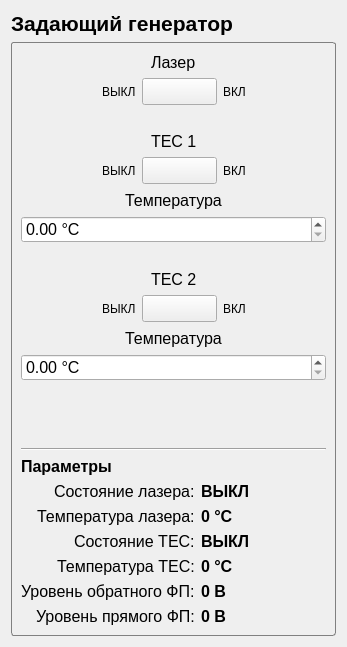
Old version of the form generator_panel.ui in the repository bulkanul/EVO_YFL_1064_GUI_coherent2.
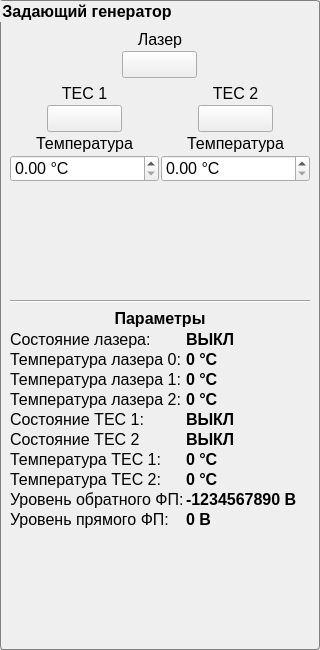
New version of the form. Icons and pictures are not drawn.

Diff of the .ui file:
```diff
--- a/generator_panel.ui
+++ b/generator_panel.ui
@@ -6,10 +6,22 @@
    <rect>
     <x>0</x>
     <y>0</y>
-    <width>347</width>
-    <height>647</height>
+    <width>320</width>
+    <height>650</height>
    </rect>
   </property>
+  <property name="minimumSize">
+   <size>
+    <width>320</width>
+    <height>0</height>
+   </size>
+  </property>
+  <property name="maximumSize">
+   <size>
+    <width>320</width>
+    <height>16777215</height>
+   </size>
+  </property>
   <property name="windowTitle">
    <string>Form</string>
   </property>
@@ -20,50 +32,61 @@
  } </string>
   </property>
   <layout class="QVBoxLayout" name="verticalLayout">
-   <item>
-    <widget class="QLabel" name="label">
-     <property name="sizePolicy">
-      <sizepolicy hsizetype="Preferred" vsizetype="Maximum">
-       <horstretch>0</horstretch>
-       <verstretch>0</verstretch>
-      </sizepolicy>
-     </property>
-     <property name="font">
-      <font>
-       <family>Arial</family>
-       <pointsize>16</pointsize>
-       <weight>75</weight>
-       <bold>true</bold>
-      </font>
-     </property>
-     <property name="text">
-      <string>Задающий генератор</string>
-     </property>
-    </widget>
-   </item>
+   <property name="spacing">
+    <number>2</number>
+   </property>
+   <property name="leftMargin">
+    <number>0</number>
+   </property>
+   <property name="topMargin">
+    <number>0</number>
+   </property>
+   <property name="rightMargin">
+    <number>0</number>
+   </property>
+   <property name="bottomMargin">
+    <number>0</number>
+   </property>
    <item>
     <widget class="QGroupBox" name="groupBox">
+     <property name="font">
+      <font>
+       <family>Arial</family>
+       <pointsize>12</pointsize>
+       <weight>75</weight>
+       <bold>true</bold>
+      </font>
+     </property>
      <property name="title">
-      <string/>
+      <string>Задающий генератор</string>
      </property>
      <layout class="QVBoxLayout" name="verticalLayout_2">
+      <property name="leftMargin">
+       <number>9</number>
+      </property>
+      <property name="topMargin">
+       <number>9</number>
+      </property>
+      <property name="rightMargin">
+       <number>9</number>
+      </property>
+      <property name="bottomMargin">
+       <number>9</number>
+      </property>
+      <item>
+       <widget class="QLabel" name="label">
+        <property name="text">
+         <string/>
+        </property>
+       </widget>
+      </item>
       <item>
        <layout class="QVBoxLayout" name="verticalLayout_4">
+        <property name="spacing">
+         <number>2</number>
+        </property>
         <item>
          <layout class="QHBoxLayout" name="horizontalLayout_8">
-          <item>
-           <spacer name="horizontalSpacer_14">
-            <property name="orientation">
-             <enum>Qt::Horizontal</enum>
-            </property>
-            <property name="sizeHint" stdset="0">
-             <size>
-              <width>40</width>
-              <height>20</height>
-             </size>
-            </property>
-           </spacer>
-          </item>
           <item>
            <widget class="QLabel" name="label_5">
             <property name="font">
@@ -75,45 +98,15 @@
             <property name="text">
              <string>Лазер</string>
             </property>
+            <property name="alignment">
+             <set>Qt::AlignCenter</set>
+            </property>
            </widget>
           </item>
-          <item>
-           <spacer name="horizontalSpacer_13">
-            <property name="orientation">
-             <enum>Qt::Horizontal</enum>
-            </property>
-            <property name="sizeHint" stdset="0">
-             <size>
-              <width>40</width>
-              <height>20</height>
-             </size>
-            </property>
-           </spacer>
-          </item>
          </layout>
         </item>
         <item>
          <layout class="QHBoxLayout" name="horizontalLayout_2">
-          <item>
-           <spacer name="horizontalSpacer_3">
-            <property name="orientation">
-             <enum>Qt::Horizontal</enum>
-            </property>
-            <property name="sizeHint" stdset="0">
-             <size>
-              <width>40</width>
-              <height>20</height>
-             </size>
-            </property>
-           </spacer>
-          </item>
-          <item>
-           <widget class="QLabel" name="label_6">
-            <property name="text">
-             <string>ВЫКЛ</string>
-            </property>
-           </widget>
-          </item>
           <item>
            <widget class="QPushButton" name="pb_laser_onoff">
             <property name="minimumSize">
@@ -156,56 +149,24 @@
             <property name="text">
              <string/>
             </property>
-           </widget>
-          </item>
-          <item>
-           <widget class="QLabel" name="label_7">
-            <property name="text">
-             <string>ВКЛ</string>
+            <property name="checkable">
+             <bool>true</bool>
             </property>
            </widget>
           </item>
-          <item>
-           <spacer name="horizontalSpacer_4">
-            <property name="orientation">
-             <enum>Qt::Horizontal</enum>
-            </property>
-            <property name="sizeHint" stdset="0">
-             <size>
-              <width>40</width>
-              <height>20</height>
-             </size>
-            </property>
-           </spacer>
-          </item>
          </layout>
         </item>
        </layout>
       </item>
       <item>
-       <widget class="QLabel" name="label_20">
-        <property name="text">
-         <string/>
+       <layout class="QHBoxLayout" name="horizontalLayout_12">
+        <property name="spacing">
+         <number>2</number>
         </property>
-       </widget>
-      </item>
       <item>
        <layout class="QVBoxLayout" name="verticalLayout_3">
         <item>
          <layout class="QHBoxLayout" name="horizontalLayout_5">
-          <item>
-           <spacer name="horizontalSpacer_7">
-            <property name="orientation">
-             <enum>Qt::Horizontal</enum>
-            </property>
-            <property name="sizeHint" stdset="0">
-             <size>
-              <width>40</width>
-              <height>20</height>
-             </size>
-            </property>
-           </spacer>
-          </item>
           <item>
            <widget class="QLabel" name="label_4">
             <property name="font">
@@ -217,45 +178,15 @@
             <property name="text">
              <string>TEC 1</string>
             </property>
-           </widget>
-          </item>
-          <item>
-           <spacer name="horizontalSpacer_8">
-            <property name="orientation">
-             <enum>Qt::Horizontal</enum>
-            </property>
-            <property name="sizeHint" stdset="0">
-             <size>
-              <width>40</width>
-              <height>20</height>
-             </size>
-            </property>
-           </spacer>
-          </item>
+              <property name="alignment">
+               <set>Qt::AlignCenter</set>
+              </property>
+             </widget>
+            </item>
          </layout>
         </item>
         <item>
          <layout class="QHBoxLayout" name="horizontalLayout">
-          <item>
-           <spacer name="horizontalSpacer">
-            <property name="orientation">
-             <enum>Qt::Horizontal</enum>
-            </property>
-            <property name="sizeHint" stdset="0">
-             <size>
-              <width>40</width>
-              <height>20</height>
-             </size>
-            </property>
-           </spacer>
-          </item>
-          <item>
-           <widget class="QLabel" name="label_2">
-            <property name="text">
-             <string>ВЫКЛ</string>
-            </property>
-           </widget>
-          </item>
           <item>
            <widget class="QPushButton" name="pb_tec_1_onoff">
             <property name="minimumSize">
@@ -298,29 +229,10 @@
             <property name="text">
              <string/>
             </property>
-           </widget>
-          </item>
-          <item>
-           <widget class="QLabel" name="label_3">
-            <property name="text">
-             <string>ВКЛ</string>
-            </property>
-           </widget>
-          </item>
-          <item>
-           <spacer name="horizontalSpacer_2">
-            <property name="orientation">
-             <enum>Qt::Horizontal</enum>
-            </property>
-            <property name="sizeHint" stdset="0">
-             <size>
-              <width>40</width>
-              <height>20</height>
-             </size>
-            </property>
-           </spacer>
-          </item>
-         </layout>
+              <property name="checkable">
+               <bool>true</bool>
+              </property>
+             </widget>
         </item>
        </layout>
       </item>
@@ -328,19 +240,6 @@
        <layout class="QVBoxLayout" name="verticalLayout_6">
         <item>
          <layout class="QHBoxLayout" name="horizontalLayout_10">
-          <item>
-           <spacer name="horizontalSpacer_17">
-            <property name="orientation">
-             <enum>Qt::Horizontal</enum>
-            </property>
-            <property name="sizeHint" stdset="0">
-             <size>
-              <width>40</width>
-              <height>20</height>
-             </size>
-            </property>
-           </spacer>
-          </item>
           <item>
            <widget class="QLabel" name="label_21">
             <property name="font">
@@ -352,27 +251,17 @@
             <property name="text">
              <string>Температура</string>
             </property>
-           </widget>
-          </item>
-          <item>
-           <spacer name="horizontalSpacer_18">
-            <property name="orientation">
-             <enum>Qt::Horizontal</enum>
-            </property>
-            <property name="sizeHint" stdset="0">
-             <size>
-              <width>40</width>
-              <height>20</height>
-             </size>
-            </property>
-           </spacer>
-          </item>
+                <property name="alignment">
+                 <set>Qt::AlignCenter</set>
+                </property>
+               </widget>
+              </item>
          </layout>
         </item>
         <item>
          <layout class="QHBoxLayout" name="horizontalLayout_11">
           <item>
-           <widget class="QDoubleSpinBox" name="dsb_temp_2">
+               <widget class="QDoubleSpinBox" name="dsb_temp_1">
             <property name="font">
              <font>
               <pointsize>12</pointsize>
@@ -387,30 +276,12 @@
         </item>
        </layout>
       </item>
-      <item>
-       <widget class="QLabel" name="label_22">
-        <property name="text">
-         <string/>
-        </property>
-       </widget>
+         </layout>
       </item>
       <item>
        <layout class="QVBoxLayout" name="verticalLayout_8">
         <item>
          <layout class="QHBoxLayout" name="horizontalLayout_7">
-          <item>
-           <spacer name="horizontalSpacer_11">
-            <property name="orientation">
-             <enum>Qt::Horizontal</enum>
-            </property>
-            <property name="sizeHint" stdset="0">
-             <size>
-              <width>40</width>
-              <height>20</height>
-             </size>
-            </property>
-           </spacer>
-          </item>
           <item>
            <widget class="QLabel" name="label_16">
             <property name="font">
@@ -422,45 +293,15 @@
             <property name="text">
              <string>TEC 2</string>
             </property>
-           </widget>
-          </item>
-          <item>
-           <spacer name="horizontalSpacer_12">
-            <property name="orientation">
-             <enum>Qt::Horizontal</enum>
-            </property>
-            <property name="sizeHint" stdset="0">
-             <size>
-              <width>40</width>
-              <height>20</height>
-             </size>
-            </property>
-           </spacer>
-          </item>
+              <property name="alignment">
+               <set>Qt::AlignCenter</set>
+              </property>
+             </widget>
+            </item>
          </layout>
         </item>
         <item>
          <layout class="QHBoxLayout" name="horizontalLayout_4">
-          <item>
-           <spacer name="horizontalSpacer_5">
-            <property name="orientation">
-             <enum>Qt::Horizontal</enum>
-            </property>
-            <property name="sizeHint" stdset="0">
-             <size>
-              <width>40</width>
-              <height>20</height>
-             </size>
-            </property>
-           </spacer>
-          </item>
-          <item>
-           <widget class="QLabel" name="label_17">
-            <property name="text">
-             <string>ВЫКЛ</string>
-            </property>
-           </widget>
-          </item>
           <item>
            <widget class="QPushButton" name="pb_tec_2_onoff">
             <property name="minimumSize">
@@ -503,29 +344,10 @@
             <property name="text">
              <string/>
             </property>
-           </widget>
-          </item>
-          <item>
-           <widget class="QLabel" name="label_18">
-            <property name="text">
-             <string>ВКЛ</string>
-            </property>
-           </widget>
-          </item>
-          <item>
-           <spacer name="horizontalSpacer_6">
-            <property name="orientation">
-             <enum>Qt::Horizontal</enum>
-            </property>
-            <property name="sizeHint" stdset="0">
-             <size>
-              <width>40</width>
-              <height>20</height>
-             </size>
-            </property>
-           </spacer>
-          </item>
-         </layout>
+              <property name="checkable">
+               <bool>true</bool>
+              </property>
+             </widget>
         </item>
        </layout>
       </item>
@@ -533,19 +355,6 @@
        <layout class="QVBoxLayout" name="verticalLayout_5">
         <item>
          <layout class="QHBoxLayout" name="horizontalLayout_9">
-          <item>
-           <spacer name="horizontalSpacer_16">
-            <property name="orientation">
-             <enum>Qt::Horizontal</enum>
-            </property>
-            <property name="sizeHint" stdset="0">
-             <size>
-              <width>40</width>
-              <height>20</height>
-             </size>
-            </property>
-           </spacer>
-          </item>
           <item>
            <widget class="QLabel" name="label_8">
             <property name="font">
@@ -557,27 +366,17 @@
             <property name="text">
              <string>Температура</string>
             </property>
-           </widget>
-          </item>
-          <item>
-           <spacer name="horizontalSpacer_15">
-            <property name="orientation">
-             <enum>Qt::Horizontal</enum>
-            </property>
-            <property name="sizeHint" stdset="0">
-             <size>
-              <width>40</width>
-              <height>20</height>
-             </size>
-            </property>
-           </spacer>
-          </item>
+                <property name="alignment">
+                 <set>Qt::AlignCenter</set>
+                </property>
+               </widget>
+              </item>
          </layout>
         </item>
         <item>
          <layout class="QHBoxLayout" name="horizontalLayout_3">
           <item>
-           <widget class="QDoubleSpinBox" name="dsb_temp_1">
+               <widget class="QDoubleSpinBox" name="dsb_temp_2">
             <property name="font">
              <font>
               <pointsize>12</pointsize>
@@ -587,6 +386,10 @@
              <string> °C</string>
             </property>
            </widget>
+              </item>
+             </layout>
+            </item>
+           </layout>
           </item>
          </layout>
         </item>
@@ -614,6 +417,9 @@
       </item>
       <item>
        <layout class="QVBoxLayout" name="verticalLayout_7">
+        <property name="spacing">
+         <number>2</number>
+        </property>
         <item>
          <widget class="QLabel" name="label_9">
           <property name="font">
@@ -627,12 +433,18 @@
           <property name="text">
            <string>Параметры</string>
           </property>
+          <property name="alignment">
+           <set>Qt::AlignCenter</set>
+          </property>
          </widget>
         </item>
         <item>
          <layout class="QFormLayout" name="formLayout">
           <property name="labelAlignment">
-           <set>Qt::AlignRight|Qt::AlignTrailing|Qt::AlignVCenter</set>
+           <set>Qt::AlignLeading|Qt::AlignLeft|Qt::AlignVCenter</set>
+          </property>
+          <property name="verticalSpacing">
+           <number>1</number>
           </property>
           <item row="0" column="0">
            <widget class="QLabel" name="label_10">
@@ -647,6 +459,33 @@
             </property>
            </widget>
           </item>
+          <item row="0" column="1">
+           <widget class="QLabel" name="l_laser_state">
+            <property name="minimumSize">
+             <size>
+              <width>120</width>
+              <height>0</height>
+             </size>
+            </property>
+            <property name="maximumSize">
+             <size>
+              <width>120</width>
+              <height>16777215</height>
+             </size>
+            </property>
+            <property name="font">
+             <font>
+              <family>Arial</family>
+              <pointsize>12</pointsize>
+              <weight>75</weight>
+              <bold>true</bold>
+             </font>
+            </property>
+            <property name="text">
+             <string>ВЫКЛ</string>
+            </property>
+           </widget>
+          </item>
           <item row="1" column="0">
            <widget class="QLabel" name="label_11">
             <property name="font">
@@ -656,11 +495,38 @@
              </font>
             </property>
             <property name="text">
-             <string>Температура лазера:</string>
+             <string>Температура лазера 0:</string>
             </property>
            </widget>
           </item>
-          <item row="2" column="0">
+          <item row="1" column="1">
+           <widget class="QLabel" name="l_laser_temp_0">
+            <property name="minimumSize">
+             <size>
+              <width>120</width>
+              <height>0</height>
+             </size>
+            </property>
+            <property name="maximumSize">
+             <size>
+              <width>120</width>
+              <height>16777215</height>
+             </size>
+            </property>
+            <property name="font">
+             <font>
+              <family>Arial</family>
+              <pointsize>12</pointsize>
+              <weight>75</weight>
+              <bold>true</bold>
+             </font>
+            </property>
+            <property name="text">
+             <string>0 °C</string>
+            </property>
+           </widget>
+          </item>
+          <item row="4" column="0">
            <widget class="QLabel" name="label_12">
             <property name="font">
              <font>
@@ -669,11 +535,38 @@
              </font>
             </property>
             <property name="text">
-             <string>Состояние TEC:</string>
+             <string>Состояние TEC 1:</string>
             </property>
            </widget>
           </item>
-          <item row="3" column="0">
+          <item row="4" column="1">
+           <widget class="QLabel" name="l_tec_state_1">
+            <property name="minimumSize">
+             <size>
+              <width>120</width>
+              <height>0</height>
+             </size>
+            </property>
+            <property name="maximumSize">
+             <size>
+              <width>120</width>
+              <height>16777215</height>
+             </size>
+            </property>
+            <property name="font">
+             <font>
+              <family>Arial</family>
+              <pointsize>12</pointsize>
+              <weight>75</weight>
+              <bold>true</bold>
+             </font>
+            </property>
+            <property name="text">
+             <string>ВЫКЛ</string>
+            </property>
+           </widget>
+          </item>
+          <item row="6" column="0">
            <widget class="QLabel" name="label_13">
             <property name="font">
              <font>
@@ -682,11 +575,38 @@
              </font>
             </property>
             <property name="text">
-             <string>Температура TEC:</string>
+             <string>Температура TEC 1:</string>
             </property>
            </widget>
           </item>
-          <item row="4" column="0">
+          <item row="6" column="1">
+           <widget class="QLabel" name="l_tec_temp_1">
+            <property name="minimumSize">
+             <size>
+              <width>120</width>
+              <height>0</height>
+             </size>
+            </property>
+            <property name="maximumSize">
+             <size>
+              <width>120</width>
+              <height>16777215</height>
+             </size>
+            </property>
+            <property name="font">
+             <font>
+              <family>Arial</family>
+              <pointsize>12</pointsize>
+              <weight>75</weight>
+              <bold>true</bold>
+             </font>
+            </property>
+            <property name="text">
+             <string>0 °C</string>
+            </property>
+           </widget>
+          </item>
+          <item row="8" column="0">
            <widget class="QLabel" name="label_14">
             <property name="font">
              <font>
@@ -699,7 +619,34 @@
             </property>
            </widget>
           </item>
-          <item row="5" column="0">
+          <item row="8" column="1">
+           <widget class="QLabel" name="l_pd_back">
+            <property name="minimumSize">
+             <size>
+              <width>120</width>
+              <height>0</height>
+             </size>
+            </property>
+            <property name="maximumSize">
+             <size>
+              <width>120</width>
+              <height>16777215</height>
+             </size>
+            </property>
+            <property name="font">
+             <font>
+              <family>Arial</family>
+              <pointsize>12</pointsize>
+              <weight>75</weight>
+              <bold>true</bold>
+             </font>
+            </property>
+            <property name="text">
+             <string>-1234567890 В</string>
+            </property>
+           </widget>
+          </item>
+          <item row="9" column="0">
            <widget class="QLabel" name="label_15">
             <property name="font">
              <font>
@@ -712,8 +659,20 @@
             </property>
            </widget>
           </item>
-          <item row="0" column="1">
-           <widget class="QLabel" name="l_laser_state">
+          <item row="9" column="1">
+           <widget class="QLabel" name="l_pd_forw">
+            <property name="minimumSize">
+             <size>
+              <width>120</width>
+              <height>0</height>
+             </size>
+            </property>
+            <property name="maximumSize">
+             <size>
+              <width>120</width>
+              <height>16777215</height>
+             </size>
+            </property>
             <property name="font">
              <font>
               <family>Arial</family>
@@ -723,27 +682,76 @@
              </font>
             </property>
             <property name="text">
-             <string>ВЫКЛ</string>
+             <string>0 В</string>
             </property>
            </widget>
           </item>
-          <item row="1" column="1">
-           <widget class="QLabel" name="l_laser_temp">
+          <item row="2" column="0">
+           <widget class="QLabel" name="label_2">
             <property name="font">
              <font>
               <family>Arial</family>
               <pointsize>12</pointsize>
-              <weight>75</weight>
-              <bold>true</bold>
              </font>
             </property>
             <property name="text">
-             <string>0 °C</string>
+             <string>Температура лазера 1:</string>
+            </property>
+           </widget>
+          </item>
+          <item row="3" column="0">
+           <widget class="QLabel" name="label_3">
+            <property name="font">
+             <font>
+              <family>Arial</family>
+              <pointsize>12</pointsize>
+             </font>
+            </property>
+            <property name="text">
+             <string>Температура лазера 2:</string>
+            </property>
+           </widget>
+          </item>
+          <item row="5" column="0">
+           <widget class="QLabel" name="label_6">
+            <property name="font">
+             <font>
+              <family>Arial</family>
+              <pointsize>12</pointsize>
+             </font>
+            </property>
+            <property name="text">
+             <string>Состояние TEC 2</string>
+            </property>
+           </widget>
+          </item>
+          <item row="7" column="0">
+           <widget class="QLabel" name="label_7">
+            <property name="font">
+             <font>
+              <family>Arial</family>
+              <pointsize>12</pointsize>
+             </font>
+            </property>
+            <property name="text">
+             <string>Температура TEC 2:</string>
             </property>
            </widget>
           </item>
           <item row="2" column="1">
-           <widget class="QLabel" name="l_tec_state">
+           <widget class="QLabel" name="l_laser_temp_1">
+            <property name="minimumSize">
+             <size>
+              <width>120</width>
+              <height>0</height>
+             </size>
+            </property>
+            <property name="maximumSize">
+             <size>
+              <width>120</width>
+              <height>16777215</height>
+             </size>
+            </property>
             <property name="font">
              <font>
               <family>Arial</family>
@@ -753,12 +761,24 @@
              </font>
             </property>
             <property name="text">
-             <string>ВЫКЛ</string>
+             <string>0 °C</string>
             </property>
            </widget>
           </item>
           <item row="3" column="1">
-           <widget class="QLabel" name="l_tec_temp">
+           <widget class="QLabel" name="l_laser_temp_2">
+            <property name="minimumSize">
+             <size>
+              <width>120</width>
+              <height>0</height>
+             </size>
+            </property>
+            <property name="maximumSize">
+             <size>
+              <width>120</width>
+              <height>16777215</height>
+             </size>
+            </property>
             <property name="font">
              <font>
               <family>Arial</family>
@@ -772,23 +792,20 @@
             </property>
            </widget>
           </item>
-          <item row="4" column="1">
-           <widget class="QLabel" name="l_pd_back">
-            <property name="font">
-             <font>
-              <family>Arial</family>
-              <pointsize>12</pointsize>
-              <weight>75</weight>
-              <bold>true</bold>
-             </font>
-            </property>
-            <property name="text">
-             <string>0 В</string>
-            </property>
-           </widget>
-          </item>
           <item row="5" column="1">
-           <widget class="QLabel" name="l_pd_forw">
+           <widget class="QLabel" name="l_tec_state_2">
+            <property name="minimumSize">
+             <size>
+              <width>120</width>
+              <height>0</height>
+             </size>
+            </property>
+            <property name="maximumSize">
+             <size>
+              <width>120</width>
+              <height>16777215</height>
+             </size>
+            </property>
             <property name="font">
              <font>
               <family>Arial</family>
@@ -798,14 +815,54 @@
              </font>
             </property>
             <property name="text">
-             <string>0 В</string>
+             <string>ВЫКЛ</string>
             </property>
            </widget>
           </item>
+          <item row="7" column="1">
+           <widget class="QLabel" name="l_tec_temp_2">
+            <property name="minimumSize">
+             <size>
+              <width>120</width>
+              <height>0</height>
+             </size>
+            </property>
+            <property name="maximumSize">
+             <size>
+              <width>120</width>
+              <height>16777215</height>
+             </size>
+            </property>
+            <property name="font">
+             <font>
+              <family>Arial</family>
+              <pointsize>12</pointsize>
+              <weight>75</weight>
+              <bold>true</bold>
+             </font>
+            </property>
+            <property name="text">
+             <string>0 °C</string>
+            </property>
+           </widget>
+          </item>
          </layout>
         </item>
        </layout>
       </item>
+      <item>
+       <spacer name="verticalSpacer_2">
+        <property name="orientation">
+         <enum>Qt::Vertical</enum>
+        </property>
+        <property name="sizeHint" stdset="0">
+         <size>
+          <width>20</width>
+          <height>40</height>
+         </size>
+        </property>
+       </spacer>
+      </item>
      </layout>
     </widget>
    </item>
```
Lines whose indentation alone changed are shown as unchanged.
